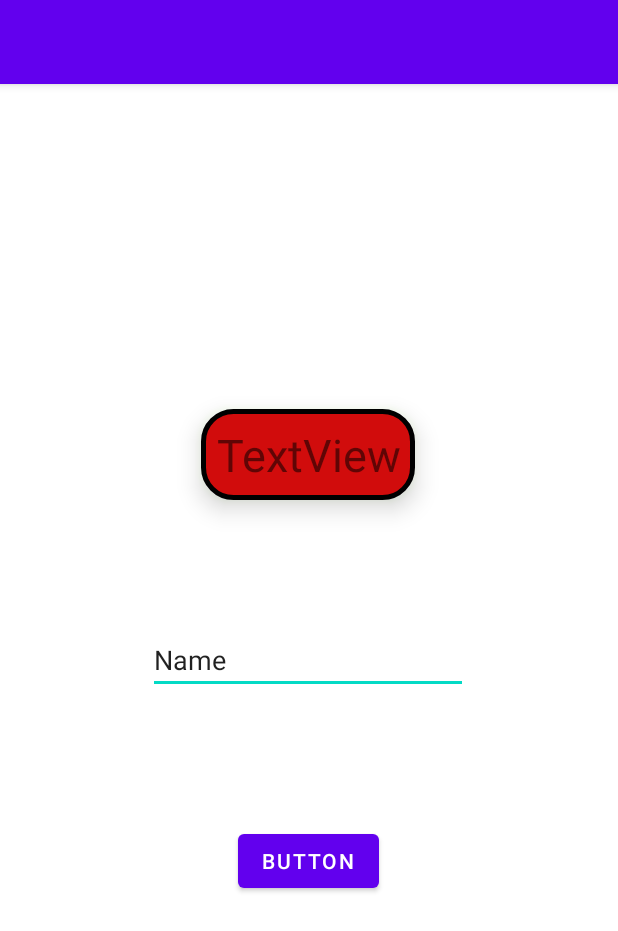
After one commit to gaurav-1pandey/KotLinLearning, an Android app: the ViewBindingExample screen opened directly, with no data from a screen before it, on a phone screen of 412 x 824 dp. The commit adds this screen. Shown: the top 931 px of the screen. Run offline under Robolectric (Android 15) with nearby library versions, the phone set to English and light mode, and no system bars.

Commit message:
CRUD completed and added a button for View Binding Demo

```diff
--- a/app/src/main/java/com/example/myapplication/MainActivity.kt
+++ b/app/src/main/java/com/example/myapplication/MainActivity.kt
@@ -39,6 +39,10 @@ class MainActivity : AppCompatActivity() {
             startActivity(Intent(this,BMI::class.java))
         })
 
+
+        findViewById<Button>(R.id.next).setOnClickListener {
+            startActivity(Intent(this,NewButtons::class.java))
+        }
 
         var coroutine=findViewById<Button>(R.id.coroutine)
         coroutine.setOnClickListener(
--- /dev/null
+++ b/app/src/main/java/com/example/myapplication/ViewBindingExample.kt
@@ -0,0 +1,21 @@
+package com.example.myapplication
+
+import androidx.appcompat.app.AppCompatActivity
+import android.os.Bundle
+import com.example.myapplication.databinding.ActivityViewBindingExampleBinding
+
+class ViewBindingExample : AppCompatActivity() {
+    override fun onCreate(savedInstanceState: Bundle?) {
+        super.onCreate(savedInstanceState)
+//        setContentView(R.layout.activity_view_binding_example)
+
+        val binding= ActivityViewBindingExampleBinding.inflate(layoutInflater)
+        setContentView(binding.root)
+
+        binding.apply {
+            btn.setOnClickListener{
+                tv.setText("hello ${et.text}")
+            }
+        }
+    }
+}
--- a/app/src/main/java/com/example/myapplication/rvAdapter.kt
+++ b/app/src/main/java/com/example/myapplication/rvAdapter.kt
@@ -32,6 +32,4 @@ class myvh(var view: View):RecyclerView.ViewHolder(view){
     val tv1=view.findViewById<TextView>(R.id.tv1)
     val tv2=view.findViewById<TextView>(R.id.tv2)
 
-
-
 }
--- a/app/src/main/res/drawable/ripple.xml
+++ b/app/src/main/res/drawable/ripple.xml
@@ -1,22 +1,25 @@
 <!-- res/drawable/button_selector.xml -->
-<selector xmlns:android="http://schemas.android.com/apk/res/android">
+<selector xmlns:android="http://schemas.android.com/apk/res/android"
+    android:enterFadeDuration="500"
+    android:exitFadeDuration="400">
     <item android:state_pressed="true">
-        <ripple android:color="?android:attr/colorControlHighlight">
+        <ripple android:color="#323530" android:effectColor="@color/teal_700"
+            >
+
             <item android:id="@android:id/background">
                 <shape android:shape="rectangle">
-                    <solid android:color="#DDDDDD" /> <!-- The background color when pressed -->
+                    <corners android:radius="20dp"/>
+                    <stroke android:width="3dp"/>
+                    <!-- The background color when pressed -->
                 </shape>
             </item>
-        </ripple>
-    </item>
-    <item android:state_focused="true">
+        </ripple></item>
+    <item android:id="@android:id/background">
         <shape android:shape="rectangle">
-            <solid android:color="#DDDDDD" /> <!-- The background color when focused -->
+            <corners android:radius="20dp"/>
+            <stroke android:width="3dp"/>
+            <solid android:color="#D10C0C" /> <!-- The background color when pressed -->
         </shape>
     </item>
-    <item>
-        <shape android:shape="rectangle">
-            <solid android:color="#FFFFFF" /> <!-- The default background color -->
-        </shape>
-    </item>
+
 </selector>
--- a/app/src/main/res/drawable/your_background_shape.xml
+++ b/app/src/main/res/drawable/your_background_shape.xml
@@ -1,7 +1,8 @@
 <?xml version="1.0" encoding="utf-8"?>
 <shape xmlns:android="http://schemas.android.com/apk/res/android">
-   <stroke android:color="@color/teal_700"/>
+
     <solid android:color="@color/white"/>
+    <corners android:radius="15dp"/>
     <padding android:bottom="2dp" android:left="2dp" android:right="2dp" android:top="2dp"/>
 
 </shape>
--- /dev/null
+++ b/app/src/main/res/layout/activity_view_binding_example.xml
@@ -0,0 +1,58 @@
+<?xml version="1.0" encoding="utf-8"?>
+<androidx.constraintlayout.widget.ConstraintLayout xmlns:android="http://schemas.android.com/apk/res/android"
+    xmlns:app="http://schemas.android.com/apk/res-auto"
+    xmlns:tools="http://schemas.android.com/tools"
+    android:layout_width="match_parent"
+    android:layout_height="match_parent"
+android:background="@color/white"
+    tools:context=".ViewBindingExample">
+
+    <Button
+        android:id="@+id/btn"
+        android:layout_width="wrap_content"
+        android:layout_height="wrap_content"
+        android:text="Button"
+        app:layout_constraintBottom_toBottomOf="parent"
+        app:layout_constraintEnd_toEndOf="parent"
+        app:layout_constraintHorizontal_bias="0.498"
+        app:layout_constraintStart_toStartOf="parent"
+        app:layout_constraintTop_toTopOf="parent"
+        app:layout_constraintVertical_bias="0.686" />
+
+    <EditText
+        android:id="@+id/et"
+        android:layout_width="wrap_content"
+        android:layout_height="wrap_content"
+        android:ems="10"
+        android:inputType="textPersonName"
+        android:text="Name"
+        app:layout_constraintBottom_toBottomOf="parent"
+        app:layout_constraintEnd_toEndOf="parent"
+        app:layout_constraintHorizontal_bias="0.497"
+        app:layout_constraintStart_toStartOf="parent"
+        app:layout_constraintTop_toTopOf="parent" />
+
+    <TextView
+        android:id="@+id/tv"
+        android:layout_width="wrap_content"
+        android:layout_height="wrap_content"
+        android:background="@drawable/ripple"
+        android:focusable="true"
+        android:clickable="true"
+        android:gravity="center"
+        android:padding="10dp"
+        android:elevation="10dp"
+        android:outlineAmbientShadowColor="@color/green"
+
+
+
+        android:text="TextView"
+
+        android:textSize="30dp"
+        app:layout_constraintBottom_toBottomOf="parent"
+        app:layout_constraintEnd_toEndOf="parent"
+        app:layout_constraintHorizontal_bias="0.498"
+        app:layout_constraintStart_toStartOf="parent"
+        app:layout_constraintTop_toTopOf="parent"
+        app:layout_constraintVertical_bias="0.306" />
+</androidx.constraintlayout.widget.ConstraintLayout>
--- a/app/src/main/res/values/colors.xml
+++ b/app/src/main/res/values/colors.xml
@@ -12,5 +12,7 @@
     <color name="orange">#F19A06</color>
     <color name="bg">#DDDADA</color>
     <color name="brown">#AC540F</color>
+    <color name="maroon">#D56F0673</color>
+    <color name="dark_green">#226A1D</color>
 
 </resources>
```
Also changed, not shown: app/src/main/AndroidManifest.xml (+14 -0 lines), app/src/main/java/com/example/myapplication/CRUD/CRUD.kt (+35 -14 lines), app/src/main/java/com/example/myapplication/NewButtons.kt (added, +23 -0 lines), app/src/main/java/com/example/myapplication/StudentsRVAdapter.kt (+6 -3 lines), app/src/main/res/layout/activity_main.xml (+15 -0 lines), app/src/main/res/layout/activity_new_buttons.xml (added, +23 -0 lines).
